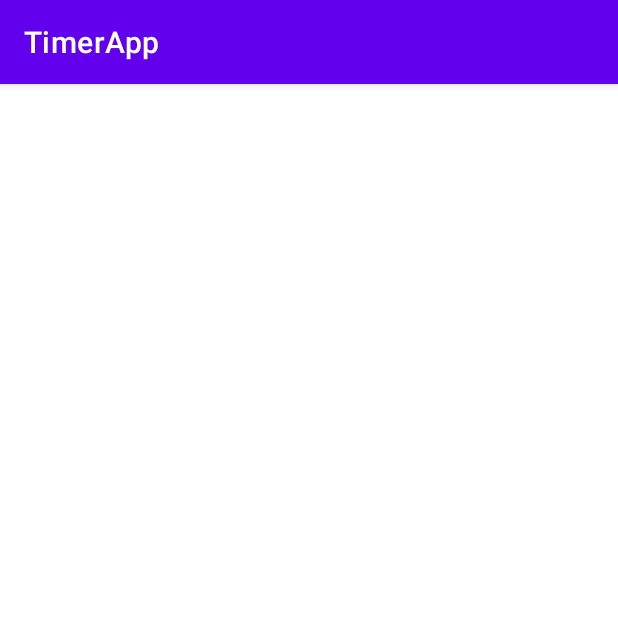
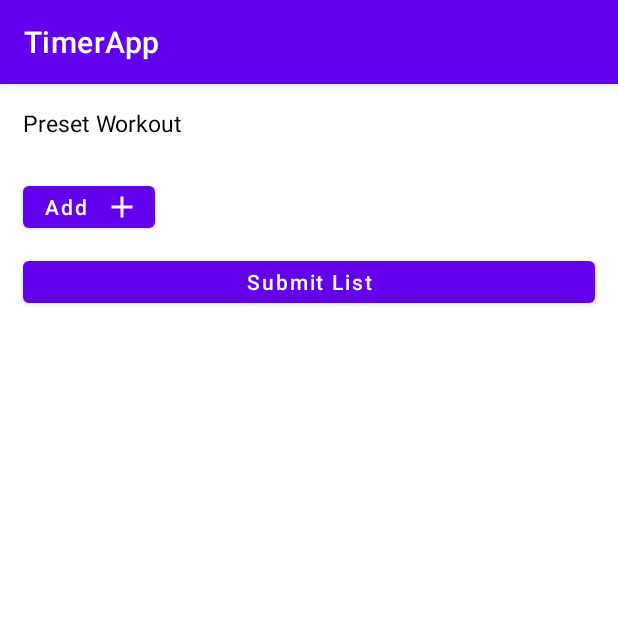
Before and after one commit to dparaiso/TimerApp, an Android app: the AddActivity screen opened directly, with no data from a screen before it, on a phone screen of 412 x 824 dp, the top half of it. Run offline under Robolectric (Android 15) with nearby library versions, the phone set to English and light mode, and no system bars.

Commit message:
created exercise, workout classes, and started implementing addactivity

```diff
--- /dev/null
+++ b/app/src/main/java/com/example/timerapp/Workout.java
@@ -0,0 +1,32 @@
+package com.example.timerapp;
+
+import java.io.Serializable;
+import java.lang.reflect.Array;
+import java.util.ArrayList;
+
+public class Workout implements Serializable {
+    private ArrayList<Exercise> exercises;
+
+    public Workout(){
+        this.exercises = new ArrayList<>();
+    }
+
+    public ArrayList<Exercise> getExercises(){ return exercises; }
+
+    public void addExercise(Exercise exercise){ this.exercises.add(exercise); }
+
+    // Removes the last element
+    public void removeExercise(){ this.exercises.remove(this.exercises.size() - 1); }
+
+    public int getNumExercises(){ return this.exercises.size(); }
+
+    public int getTotalNumSets(){
+        int numSets = 0;
+        for (int i = 0; i < this.exercises.size(); i++){
+            numSets += exercises.get(i).getNumSets();
+        }
+        return numSets;
+    }
+
+    public void clearList(){ exercises.clear(); }
+}
--- /dev/null
+++ b/app/src/main/res/drawable/ic_add.xml
@@ -0,0 +1,5 @@
+<vector android:height="24dp" android:tint="#FFFFFF"
+    android:viewportHeight="24.0" android:viewportWidth="24.0"
+    android:width="24dp" xmlns:android="http://schemas.android.com/apk/res/android">
+    <path android:fillColor="#FF000000" android:pathData="M19,13h-6v6h-2v-6H5v-2h6V5h2v6h6v2z"/>
+</vector>
--- a/app/src/main/res/layout/activity_add.xml
+++ b/app/src/main/res/layout/activity_add.xml
@@ -1,9 +1,52 @@
 <?xml version="1.0" encoding="utf-8"?>
-<androidx.constraintlayout.widget.ConstraintLayout xmlns:android="http://schemas.android.com/apk/res/android"
-    xmlns:app="http://schemas.android.com/apk/res-auto"
+<LinearLayout
+    xmlns:android="http://schemas.android.com/apk/res/android"
     xmlns:tools="http://schemas.android.com/tools"
     android:layout_width="match_parent"
     android:layout_height="match_parent"
-    tools:context=".AddActivity">
+    android:orientation="vertical"
+    tools:context=".MainActivity">
 
-</androidx.constraintlayout.widget.ConstraintLayout>
+    <TextView
+        android:layout_width="wrap_content"
+        android:layout_height="wrap_content"
+        android:text="Preset Workout"
+        android:textSize="15sp"
+        android:layout_margin="15dp"
+        android:textColor="@color/black"></TextView>
+
+    <LinearLayout
+        android:id="@+id/layout_list"
+        android:layout_width="match_parent"
+        android:layout_height="wrap_content"
+        android:orientation="vertical"></LinearLayout>
+
+    <Button
+        android:id="@+id/button_add"
+        android:layout_width="wrap_content"
+        android:layout_height="40dp"
+        android:text="Add"
+        android:layout_marginTop="10dp"
+        android:layout_marginLeft="15dp"
+        android:textColor="@color/white"
+        android:textAllCaps="false"
+        android:paddingLeft="10dp"
+        android:paddingRight="10dp"
+        android:drawableRight="@drawable/ic_add"
+        ></Button>
+
+    <Button
+        android:id="@+id/button_submit_list"
+        android:layout_width="match_parent"
+        android:layout_height="40dp"
+        android:text="Submit List"
+        android:layout_marginTop="10dp"
+        android:layout_marginLeft="15dp"
+        android:layout_marginRight="15dp"
+        android:textColor="@color/white"
+        android:textAllCaps="false"
+        android:paddingLeft="10dp"
+        android:paddingRight="10dp"
+        ></Button>
+
+</LinearLayout>
```
Also changed, not shown: app/src/main/java/com/example/timerapp/AddActivity.java (+114 -1 lines), app/src/main/java/com/example/timerapp/Exercise.java (added, +38 -0 lines).
